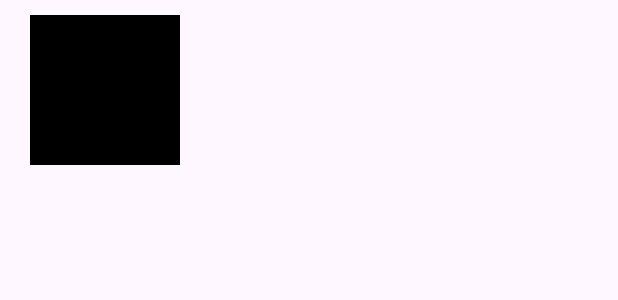
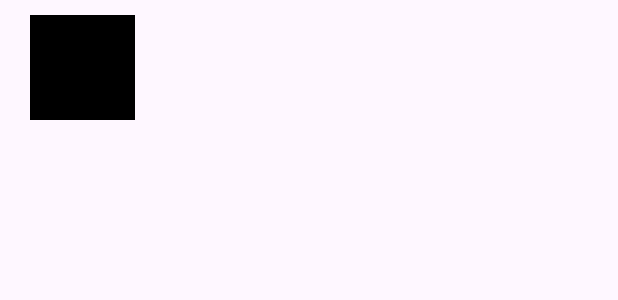
Before and after one commit to Gloveman/CampProject1, an Android app: the layout viewitem.xml on its own in the app's theme, with its tools: preview values and no code run, on a phone screen of 412 x 824 dp. Shown: the top 300 px of the screen. Run offline under Robolectric (Android 15) with nearby library versions, the phone set to English and light mode, and no system bars.

Commit message:
Fix Tap3 load issue

```diff
--- a/app/src/main/res/layout/list_grid_item.xml
+++ b/app/src/main/res/layout/list_grid_item.xml
@@ -4,7 +4,8 @@
     android:layout_height="150dp"
     android:id="@+id/layoutListItem"
     android:orientation="vertical"
-    android:layout_marginHorizontal="20dp"
+    android:layout_marginVertical="5dp"
+    android:layout_marginHorizontal="5dp"
     android:layout_gravity="center">
 
     <ImageView
--- a/app/src/main/res/layout/tap3.xml
+++ b/app/src/main/res/layout/tap3.xml
@@ -15,12 +15,12 @@
         android:layout_marginStart="10dp" />
 
     <TextView
-        android:id="@+id/day_text"
+        android:id="@+id/txtday"
         android:layout_width="wrap_content"
         android:layout_height="wrap_content"
         android:layout_below="@id/calendarView"
         android:layout_marginTop="11dp"
         android:text="TextView"
-        android:textSize="30dp"
+        android:textSize="30sp"
         android:textStyle="bold" />
 </RelativeLayout>
--- a/app/src/main/res/layout/viewitem.xml
+++ b/app/src/main/res/layout/viewitem.xml
@@ -8,8 +8,8 @@
     android:paddingVertical="10dp"
     >
         <ImageView android:id="@+id/contactimg"
-            android:layout_width="100dp"
-            android:layout_height="100dp"
+            android:layout_width="70dp"
+            android:layout_height="70dp"
             android:src="@color/black"
             app:layout_constraintTop_toTopOf="parent"
             app:layout_constraintStart_toStartOf="parent"
```
Also changed, not shown: app/src/main/java/com/example/androidtest/MainActivity.kt (+14 -12 lines), app/src/main/java/com/example/androidtest/Tap3.kt (+6 -4 lines).
